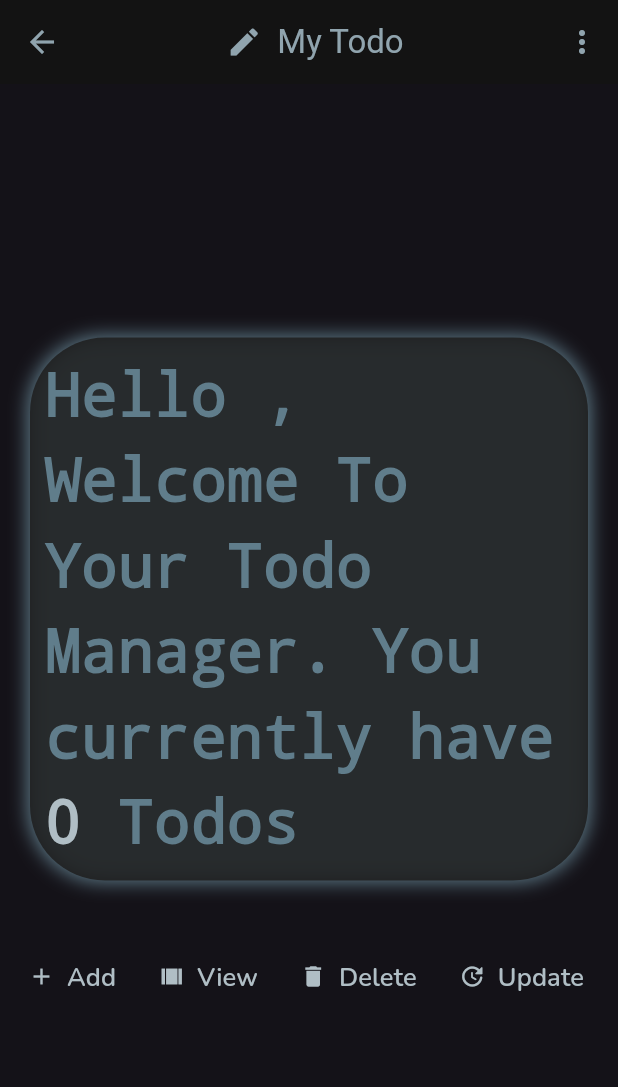
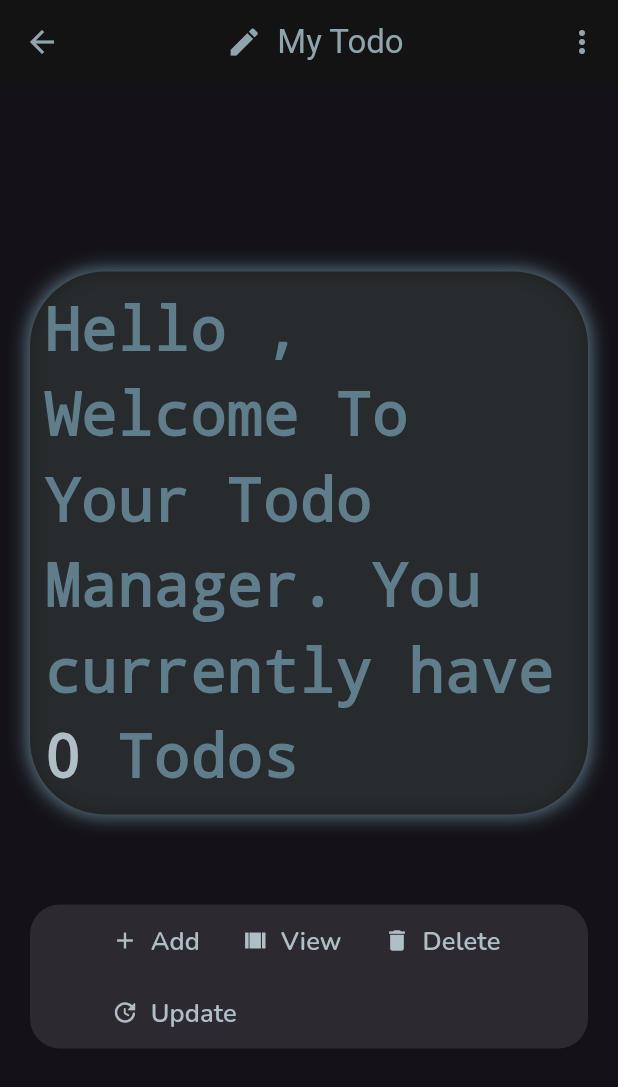
Before and after one commit to Marach8/FlutterProject_todo_list_app, a Flutter app: the TodoHome screen opened by its route, on a phone screen of 412 x 824 dp. Shown: the top 1087 px of the screen. Run offline on Flutter 3.47's test engine with Material 2 defaults, Android fonts, the phone set to English and light mode, and no system bars; our stand-ins replace cloud_firestore, firebase_auth, firebase_core, google_fonts; accounts and stored records are empty.

Commit message:
improved the homepage

```diff
--- a/todo_list_app/lib/views/todo_home_view.dart
+++ b/todo_list_app/lib/views/todo_home_view.dart
@@ -126,7 +126,15 @@ class _Td extends State<TodoHome>{
 
                         const SizedBox(height: 20),
 
-                        Wrap(
+                        Container(
+                          width: double.infinity,
+                          margin: const EdgeInsets.all(20),
+                          decoration: BoxDecoration(
+                            color: Colors.white.withOpacity(0.1),
+                            borderRadius: BorderRadius.circular(20)
+                          ),
+                          child: Center(
+                            child: Wrap(
                               children: [
                                 HomeButtons().homeButton(Icons.add, 'Add', () => Navigator.of(context).pushNamed(addTodoPageRoute)),
                                 HomeButtons().homeButton(
@@ -175,6 +183,8 @@ class _Td extends State<TodoHome>{
                                 ),
                               ]
                             ),
+                          ),
+                        ),
                       ]
                     ),
                   ),
```
Lines whose indentation alone changed are shown as unchanged.
